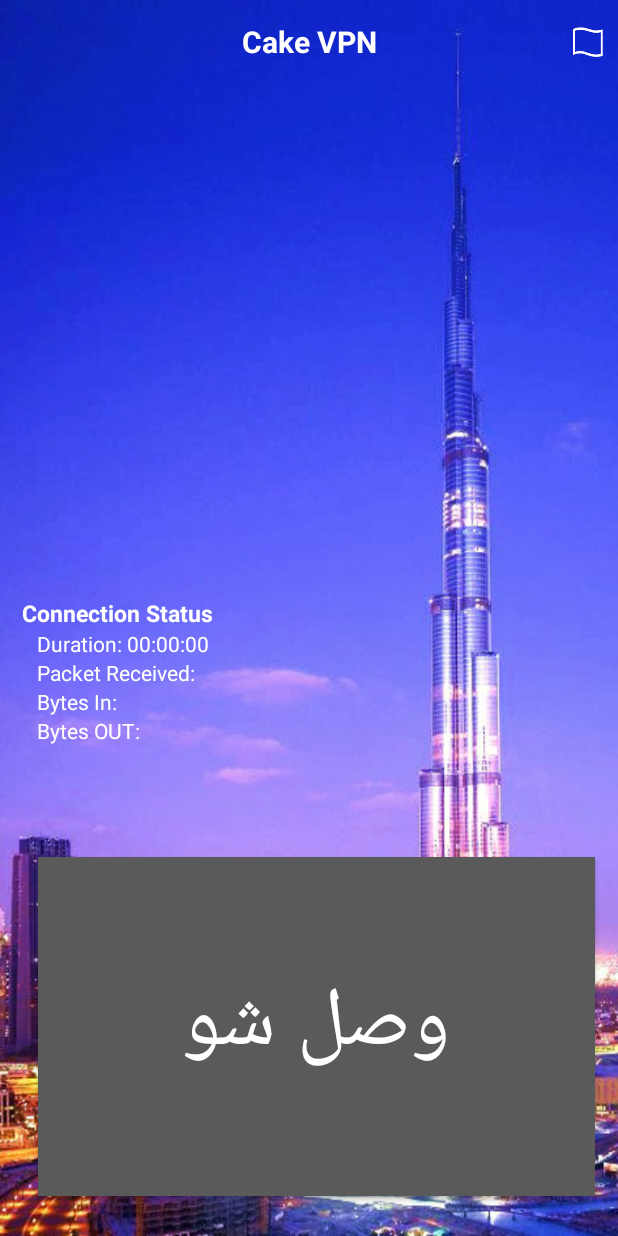
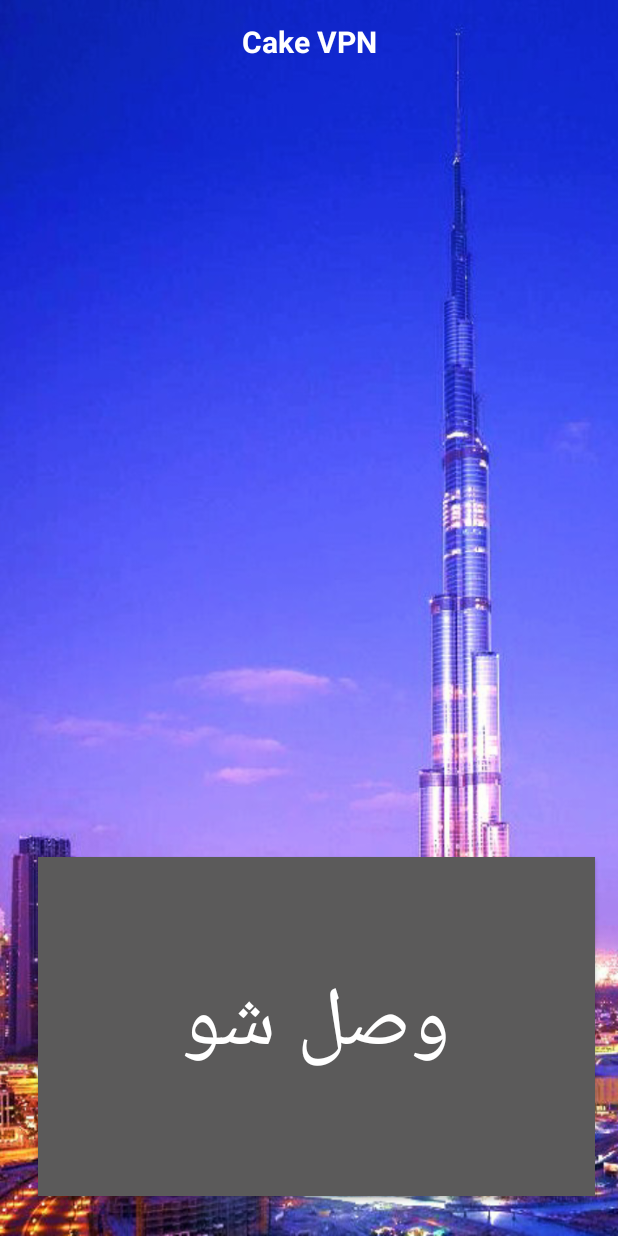
Before and after one commit to FarzamMohammadi/nanas-vpn, an Android app: the screen it shows after launch (MainActivity), after a tap on "وصل شو", on a phone screen of 412 x 824 dp. Run offline under Robolectric (Android 15) with nearby library versions, the phone set to English and light mode, and no system bars; our stand-ins replace data binding; libraries missing offline, so code that uses them is left out: de.blinkt.openvpn; 4 statements that could not run were skipped.

Commit message:
Update buttons styling/sizing & remove unnecessary components

```diff
--- a/app/src/main/java/com/lazycoder/cakevpn/view/MainActivity.java
+++ b/app/src/main/java/com/lazycoder/cakevpn/view/MainActivity.java
@@ -2,11 +2,9 @@ package com.lazycoder.cakevpn.view;
 
 import androidx.appcompat.app.AppCompatActivity;
 import androidx.appcompat.widget.Toolbar;
-import androidx.core.view.GravityCompat;
 import androidx.drawerlayout.widget.DrawerLayout;
 import androidx.fragment.app.Fragment;
 import androidx.fragment.app.FragmentTransaction;
-import androidx.recyclerview.widget.LinearLayoutManager;
 import androidx.recyclerview.widget.RecyclerView;
 
 import android.content.Intent;
@@ -16,10 +14,8 @@ import android.os.Environment;
 import android.provider.Settings;
 
 import com.lazycoder.cakevpn.R;
-import com.lazycoder.cakevpn.adapter.ServerListRVAdapter;
 import com.lazycoder.cakevpn.helpers.downloadManager.DownloadFiles;
 import com.lazycoder.cakevpn.interfaces.ChangeServer;
-import com.lazycoder.cakevpn.interfaces.NavItemClickListener;
 import com.lazycoder.cakevpn.model.Server;
 
 import java.io.File;
@@ -31,12 +27,6 @@ import com.lazycoder.cakevpn.Utils;
 public class MainActivity extends AppCompatActivity {
     private FragmentTransaction transaction = getSupportFragmentManager().beginTransaction();
     private Fragment fragment;
-    private RecyclerView serverListRv;
-    private ServerListRVAdapter serverListRVAdapter;
-    private DrawerLayout drawer;
-    private ChangeServer changeServer;
-
-    public static final String TAG = "CakeVPN";
     public static File dir = new File(new File(Environment.getExternalStorageDirectory(), "ovpn-files"), "");
     String[] ovpnFileNames = {"1.ovpn", "2.ovpn"};
 
@@ -93,8 +83,6 @@ public class MainActivity extends AppCompatActivity {
     }
 
     private void initStart() {
-        drawer = findViewById(R.id.drawer_layout);
-
         fragment = new MainFragment();
 
         setServers(getServerList());
--- a/app/src/main/java/com/lazycoder/cakevpn/view/MainFragment.java
+++ b/app/src/main/java/com/lazycoder/cakevpn/view/MainFragment.java
@@ -47,7 +47,7 @@ import static android.app.Activity.RESULT_OK;
 
 public class MainFragment extends Fragment implements View.OnClickListener, ChangeServer {
 
-    private Server server;
+    private Server currentServer;
     private ArrayList<Server> servers;
     private CheckInternetConnection connection;
 
@@ -70,6 +70,37 @@ public class MainFragment extends Fragment implements View.OnClickListener, Chan
         mActivityRef = new WeakReference<MainActivity>(activity);
     }
 
+    /**
+     * Receive broadcast message
+     */
+    BroadcastReceiver broadcastReceiver = new BroadcastReceiver() {
+        @Override
+        public void onReceive(Context context, Intent intent) {
+            try {
+                setStatus(intent.getStringExtra("state"));
+            } catch (Exception e) {
+                e.printStackTrace();
+            }
+
+            try {
+
+                String duration = intent.getStringExtra("duration");
+                String lastPacketReceive = intent.getStringExtra("lastPacketReceive");
+                String byteIn = intent.getStringExtra("byteIn");
+                String byteOut = intent.getStringExtra("byteOut");
+
+                if (duration == null) duration = "00:00:00";
+                if (lastPacketReceive == null) lastPacketReceive = "0";
+                if (byteIn == null) byteIn = " ";
+                if (byteOut == null) byteOut = " ";
+                updateConnectionStatus(duration, lastPacketReceive, byteIn, byteOut);
+            } catch (Exception e) {
+                e.printStackTrace();
+            }
+
+        }
+    };
+
     @Override
     public View onCreateView(LayoutInflater inflater, ViewGroup container, Bundle savedInstanceState) {
         binding = DataBindingUtil.inflate(inflater, R.layout.fragment_main, container, false);
@@ -85,9 +116,11 @@ public class MainFragment extends Fragment implements View.OnClickListener, Chan
      */
     private void initializeAll() {
         preference = new SharedPreference(getContext());
+
         MainActivity mainAcitivity = mActivityRef.get();
+
         servers = mainAcitivity.getServers();
-        server = servers.get(0);
+        currentServer = servers.get(0);
 
         connection = new CheckInternetConnection();
     }
@@ -136,7 +169,6 @@ public class MainFragment extends Fragment implements View.OnClickListener, Chan
                 // User cancelled the dialog
             }
         });
-
         // Create the AlertDialog
         AlertDialog dialog = builder.create();
         dialog.show();
@@ -224,7 +256,7 @@ public class MainFragment extends Fragment implements View.OnClickListener, Chan
      */
     private void startVpn() {
         try {
-            File ovpnFile = new File(server.getOvpn());
+            File ovpnFile = new File(currentServer.getOvpn());
             BufferedReader br = new BufferedReader(new FileReader(ovpnFile));
             String config = "";
             String line;
@@ -236,7 +268,7 @@ public class MainFragment extends Fragment implements View.OnClickListener, Chan
             }
 
             br.readLine();
-            OpenVpnApi.startVpn(getContext(), config, server.getCountry(), server.getOvpnUserName(), server.getOvpnUserPassword());
+            OpenVpnApi.startVpn(getContext(), config, currentServer.getCountry(), currentServer.getOvpnUserName(), currentServer.getOvpnUserPassword());
 
             // Update log
             binding.logTv.setText("Connecting...");
@@ -247,6 +279,11 @@ public class MainFragment extends Fragment implements View.OnClickListener, Chan
         }
     }
 
+    @Override
+    public void onPause() {
+        LocalBroadcastManager.getInstance(getActivity()).unregisterReceiver(broadcastReceiver);
+        super.onPause();
+    }
     /**
      * Status change with corresponding vpn connection status
      * @param connectionState
@@ -258,25 +295,25 @@ public class MainFragment extends Fragment implements View.OnClickListener, Chan
                     status("connect");
                     vpnStart = false;
                     vpnService.setDefaultStatus();
-                    binding.logTv.setText("");
+                    binding.logTv.setText(disconnected);
                     break;
                 case "CONNECTED":
                     vpnStart = true;// it will use after restart this activity
                     status("connected");
-                    binding.logTv.setText("");
+                    binding.logTv.setText(connected);
                     break;
                 case "WAIT":
-                    binding.logTv.setText("waiting for server connection!!");
+                    binding.logTv.setText(connecting);
                     break;
                 case "AUTH":
-                    binding.logTv.setText("server authenticating!!");
+                    binding.logTv.setText(connecting);
                     break;
                 case "RECONNECTING":
                     status("connecting");
-                    binding.logTv.setText("Reconnecting...");
+                    binding.logTv.setText(connecting);
                     break;
                 case "NONETWORK":
-                    binding.logTv.setText("No network connection");
+                    binding.logTv.setText(noInternetConnection);
                     break;
             }
         }
@@ -322,10 +359,7 @@ public class MainFragment extends Fragment implements View.OnClickListener, Chan
      * @param byteOut: outgoing data
      */
     public void updateConnectionStatus(String duration, String lastPacketReceive, String byteIn, String byteOut) {
-        binding.durationTv.setText("Duration: " + duration);
-        binding.lastPacketReceiveTv.setText("Packet Received: " + lastPacketReceive + " second ago");
-        binding.byteInTv.setText("Bytes In: " + byteIn);
-        binding.byteOutTv.setText("Bytes Out: " + byteOut);
+       //
     }
 
     /**
@@ -342,7 +376,7 @@ public class MainFragment extends Fragment implements View.OnClickListener, Chan
      */
     @Override
     public void newServer(Server server) {
-        this.server = server;
+        this.currentServer = server;
 
         // Stop previous connection
         if (vpnStart) {
@@ -354,8 +388,10 @@ public class MainFragment extends Fragment implements View.OnClickListener, Chan
 
     @Override
     public void onResume() {
-        if (server == null) {
-            server = preference.getServer();
+        LocalBroadcastManager.getInstance(getActivity()).registerReceiver(broadcastReceiver, new IntentFilter("connectionState"));
+
+        if (currentServer == null) {
+            currentServer = preference.getServer();
         }
         super.onResume();
     }
@@ -365,8 +401,8 @@ public class MainFragment extends Fragment implements View.OnClickListener, Chan
      */
     @Override
     public void onStop() {
-        if (server != null) {
-            preference.saveServer(server);
+        if (currentServer != null) {
+            preference.saveServer(currentServer);
         }
 
         super.onStop();
--- a/app/src/main/res/layout/activity_main.xml
+++ b/app/src/main/res/layout/activity_main.xml
@@ -23,8 +23,6 @@
         android:layout_gravity="end"
         android:fitsSystemWindows="true">
 
-        <include layout="@layout/layout_right_navigation" />
-
     </com.google.android.material.navigation.NavigationView>
 
 </androidx.drawerlayout.widget.DrawerLayout>
--- a/app/src/main/res/layout/fragment_main.xml
+++ b/app/src/main/res/layout/fragment_main.xml
@@ -6,20 +6,6 @@
         android:orientation="vertical"
         android:paddingLeft="10dp"
         android:paddingBottom="5dp">
-
-        <LinearLayout
-            android:layout_width="match_parent"
-            android:layout_height="wrap_content"
-            android:layout_above="@+id/connectionStatus">
-
-            <TextView
-                android:id="@+id/logTv"
-                android:layout_width="match_parent"
-                android:layout_height="wrap_content"
-                android:layout_marginBottom="20dp"
-                android:gravity="center"
-                android:textColor="@color/colorWhite" />
-        </LinearLayout>
 
         <Button
             android:id="@+id/vpnBtn"
@@ -42,60 +28,24 @@
             android:textColor="@color/colorWhite"
             android:textSize="55sp" />
 
-        <LinearLayout
-            android:id="@+id/connectionStatus"
-            android:layout_width="match_parent"
-            android:layout_height="wrap_content"
-            android:layout_centerInParent="true"
-            android:layout_marginStart="20dp"
-            android:layout_marginLeft="20dp"
-            android:orientation="vertical">
-
-            <TextView
-                android:layout_width="wrap_content"
-                android:layout_height="wrap_content"
-                android:layout_marginTop="15dp"
-                android:text="Connection Status"
-                android:textColor="@color/colorWhite"
-                android:textSize="15sp"
-                android:textStyle="bold" />
-
-            <TextView
-                android:id="@+id/durationTv"
-                android:layout_width="wrap_content"
-                android:layout_height="wrap_content"
-                android:layout_marginLeft="10dp"
-                android:text="Duration: 00:00:00"
-                android:textColor="@color/colorWhite"
-                android:textSize="14sp" />
-
-            <TextView
-                android:id="@+id/lastPacketReceiveTv"
-                android:layout_width="wrap_content"
-                android:layout_height="wrap_content"
-                android:layout_marginLeft="10dp"
-                android:text="Packet Received:"
-                android:textColor="@color/colorWhite"
-                android:textSize="14sp" />
-
-            <TextView
-                android:id="@+id/byteInTv"
-                android:layout_width="wrap_content"
-                android:layout_height="wrap_content"
-                android:layout_marginLeft="10dp"
-                android:text="Bytes In: "
-                android:textColor="@color/colorWhite"
-                android:textSize="14sp" />
-
-            <TextView
-                android:id="@+id/byteOutTv"
-                android:layout_width="wrap_content"
-                android:layout_height="wrap_content"
-                android:layout_marginLeft="10dp"
-                android:text="Bytes OUT: "
-                android:textColor="@color/colorWhite"
-                android:textSize="14sp" />
-
-        </LinearLayout>
+        <TextView
+            android:id="@+id/logTv"
+            android:layout_width="wrap_content"
+            android:layout_height="274dp"
+            android:layout_above="@+id/vpnBtn"
+            android:layout_alignParentStart="true"
+            android:layout_alignParentLeft="true"
+            android:layout_alignParentTop="true"
+            android:layout_alignParentEnd="true"
+            android:layout_alignParentRight="true"
+            android:layout_marginStart="27dp"
+            android:layout_marginLeft="27dp"
+            android:layout_marginTop="61dp"
+            android:layout_marginEnd="27dp"
+            android:layout_marginRight="27dp"
+            android:layout_marginBottom="145dp"
+            android:gravity="center"
+            android:textColor="@color/colorWhite"
+            android:textSize="55sp" />
     </RelativeLayout>
 </layout>
--- a/app/src/main/res/layout/tool_bar.xml
+++ b/app/src/main/res/layout/tool_bar.xml
@@ -14,12 +14,4 @@
         android:textSize="20sp"
         android:textStyle="bold" />
 
-    <ImageButton
-        android:layout_gravity="right"
-        android:id="@+id/navbar_right"
-        android:layout_width="20dp"
-        android:layout_height="20dp"
-        android:layout_marginRight="10dp"
-        android:background="@drawable/svpn__country_flag" />
-
 </androidx.appcompat.widget.Toolbar>
```
Also changed, not shown: 3 other files.
